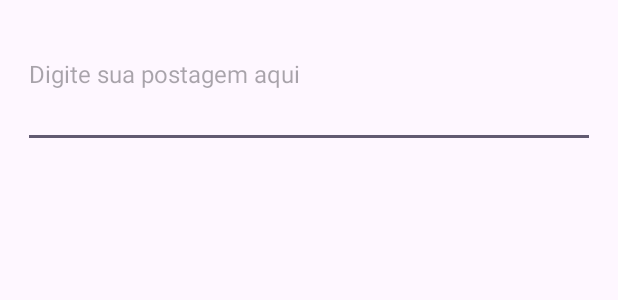
After one commit to Arthurdekf/App-Atletica, an Android app: the layout layout_post.xml on its own in the app's theme, with its tools: preview values and no code run, on a phone screen of 412 x 824 dp. The commit adds this screen. Shown: the top 300 px of the screen. Run offline under Robolectric (Android 15) with nearby library versions, the phone set to English and light mode, and no system bars.

Commit message:
Refinamento nos posts feitos pelos usuários.

```diff
--- /dev/null
+++ b/app/src/main/res/layout/layout_post.xml
@@ -0,0 +1,18 @@
+<?xml version="1.0" encoding="utf-8"?>
+<RelativeLayout xmlns:android="http://schemas.android.com/apk/res/android"
+    android:layout_width="match_parent"
+    android:layout_height="wrap_content"
+    android:orientation="vertical">
+
+    <EditText
+        android:id="@+id/editTextPostagem"
+        android:layout_width="match_parent"
+        android:layout_marginLeft="15dp"
+        android:layout_marginRight="15dp"
+        android:layout_height="wrap_content"
+        android:hint="Digite sua postagem aqui"
+        android:inputType="textMultiLine"
+        android:textSize="16sp"
+        android:minLines="4"/>
+
+</RelativeLayout>
```
Also changed, not shown: app/src/main/java/com/example/appatletica/HomeActivity.java (+76 -16 lines), app/src/main/java/com/example/appatletica/PostDialog.java (added, +61 -0 lines), app/src/main/java/com/example/appatletica/model/administrator.java (+12 -0 lines), app/src/main/java/com/example/appatletica/model/member.java (+8 -0 lines), app/src/main/res/layout/home_screen.xml (+6 -5 lines), app/src/main/res/values/styles.xml (+8 -0 lines).
